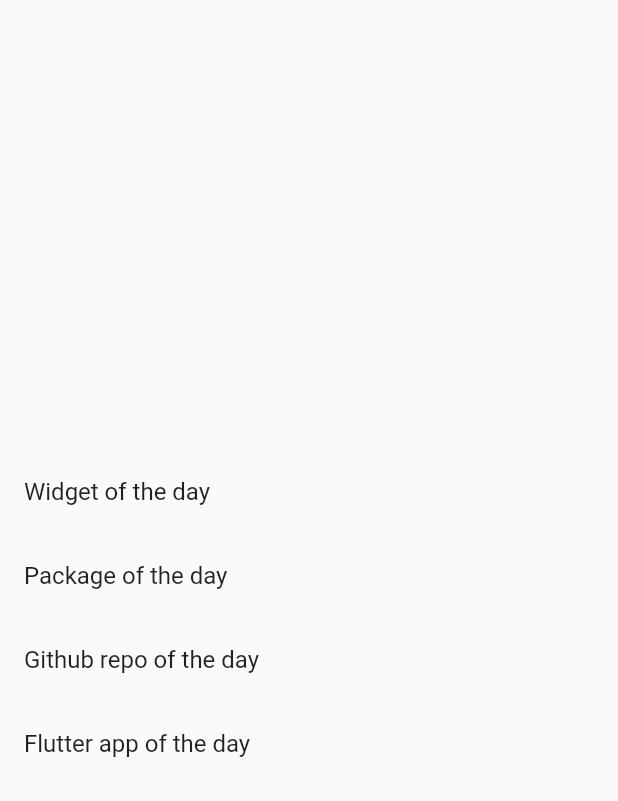
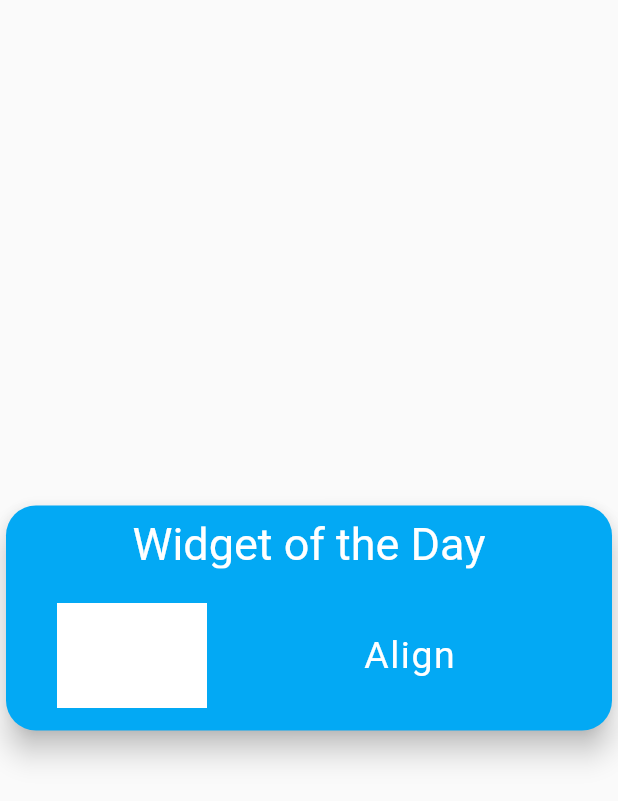
Before and after one commit to KrzysztofKarol/fludget, a Flutter app: the screen it shows after launch, on a phone screen of 412 x 824 dp. Shown: the top 801 px of the screen. Run offline on Flutter 3.47's test engine with Material 2 defaults, Android fonts, the phone set to English and light mode, and no system bars; our stand-ins replace cloud_firestore, firebase_storage; accounts and stored records are empty.

Commit message:
Modified Tiles

```diff
--- /dev/null
+++ b/lib/Fludget_tile.dart
@@ -0,0 +1,89 @@
+import 'dart:math';
+import 'package:firebase_storage/firebase_storage.dart';
+import 'package:flutter/material.dart';
+import 'package:cloud_firestore/cloud_firestore.dart';
+
+class FludgetTile extends StatefulWidget {
+  @override
+  _FludgetTileState createState() => _FludgetTileState();
+}
+
+class _FludgetTileState extends State<FludgetTile> {
+  String _imageUrl;
+  StorageReference _reference = FirebaseStorage.instance.ref().child('');
+  void initState() {
+    super.initState();
+  }
+
+  Future getImage() async {
+    String downloadUrl = await _reference.getDownloadURL();
+    setState(() {
+      _imageUrl = downloadUrl;
+    });
+  }
+
+  var colors = [0xff03a9f4, 0xff4db6ac, 0xfff44336, 0xffe91e63, 0xff7c4dff];
+  var random = Random();
+
+  @override
+  Widget build(BuildContext context) {
+    return Container(
+
+//        height: 100.0,
+        child: Card(
+      color: Color(colors[random.nextInt(colors.length - 1)]),
+      elevation: 8.0,
+      shape: RoundedRectangleBorder(
+          borderRadius: BorderRadius.all(Radius.circular(20.0))),
+      child: Container(
+        height: 150,
+        child: Column(
+          children: <Widget>[
+            Flexible(
+              flex: 1,
+              child: Padding(
+                padding: const EdgeInsets.all(8.0),
+                child: Text(
+                  "Widget of the Day",
+                  style: TextStyle(fontSize: 30.0, color: Colors.white),
+                ),
+              ),
+            ),
+            Flexible(
+              flex: 2,
+              child: Row(
+                mainAxisAlignment: MainAxisAlignment.spaceEvenly,
+                children: <Widget>[
+                  Flexible(
+                    child: Container(
+                      color: Colors.white,
+                      width: 100.0,
+                      height: 70.0,
+                    ),
+                    flex: 4,
+                  ),
+                  Flexible(
+                    flex: 4,
+                    child: Center(
+                      child: Padding(
+                        padding: const EdgeInsets.all(16.0),
+                        child: Text(
+                          "Align",
+                          style: TextStyle(
+                              color: Colors.white,
+                              letterSpacing: 1.0,
+                              fontWeight: FontWeight.w400,
+                              fontSize: 25.0),
+                        ),
+                      ),
+                    ),
+                  ),
+                ],
+              ),
+            ),
+          ],
+        ),
+      ),
+    ));
+  }
+}
--- a/lib/fludget_home_page.dart
+++ b/lib/fludget_home_page.dart
@@ -1,4 +1,5 @@
 import 'package:flutter/material.dart';
+import 'package:fludget/Fludget_tile.dart';
 
 class FludgetHomePage extends StatefulWidget {
   FludgetHomePage({Key key}) : super(key: key);
@@ -11,25 +12,25 @@ class _FludgetHomePageState extends State<FludgetHomePage> {
   @override
   Widget build(BuildContext context) {
     return Scaffold(
-        body: Center(
-      child: Column(
-        crossAxisAlignment: CrossAxisAlignment.center,
-        mainAxisAlignment: MainAxisAlignment.center,
-        children: <Widget>[
-          ListTile(
-            title: Text('Widget of the day'),
-          ),
-          ListTile(
-            title: Text('Package of the day'),
-          ),
-          ListTile(
-            title: Text('Github repo of the day'),
-          ),
-          ListTile(
-            title: Text('Flutter app of the day'),
-          ),
-        ],
-      ),
-    ));
+        body: Center(child: FludgetTile()
+//      Column(
+//        crossAxisAlignment: CrossAxisAlignment.center,
+//        mainAxisAlignment: MainAxisAlignment.center,
+//        children: <Widget>[
+//          ListTile(
+//            title: Text('Widget of the day'),
+//          ),
+//          ListTile(
+//            title: Text('Package of the day'),
+//          ),
+//          ListTile(
+//            title: Text('Github repo of the day'),
+//          ),
+//          ListTile(
+//            title: Text('Flutter app of the day'),
+//          ),
+//        ],
+//      ),
+            ));
   }
 }
--- a/pubspec.yaml
+++ b/pubspec.yaml
@@ -17,6 +17,8 @@ dependencies:
   cupertino_icons: ^0.1.2
   firebase_database: ^3.0.2
   cloud_firestore: ^0.11.0+2
+  firebase_storage: ^3.0.0
+
 
 dev_dependencies:
   flutter_test:
```
Also changed, not shown: lib/Tile.dart (deleted, +0 -97 lines), pubspec.lock, 1 other file.
